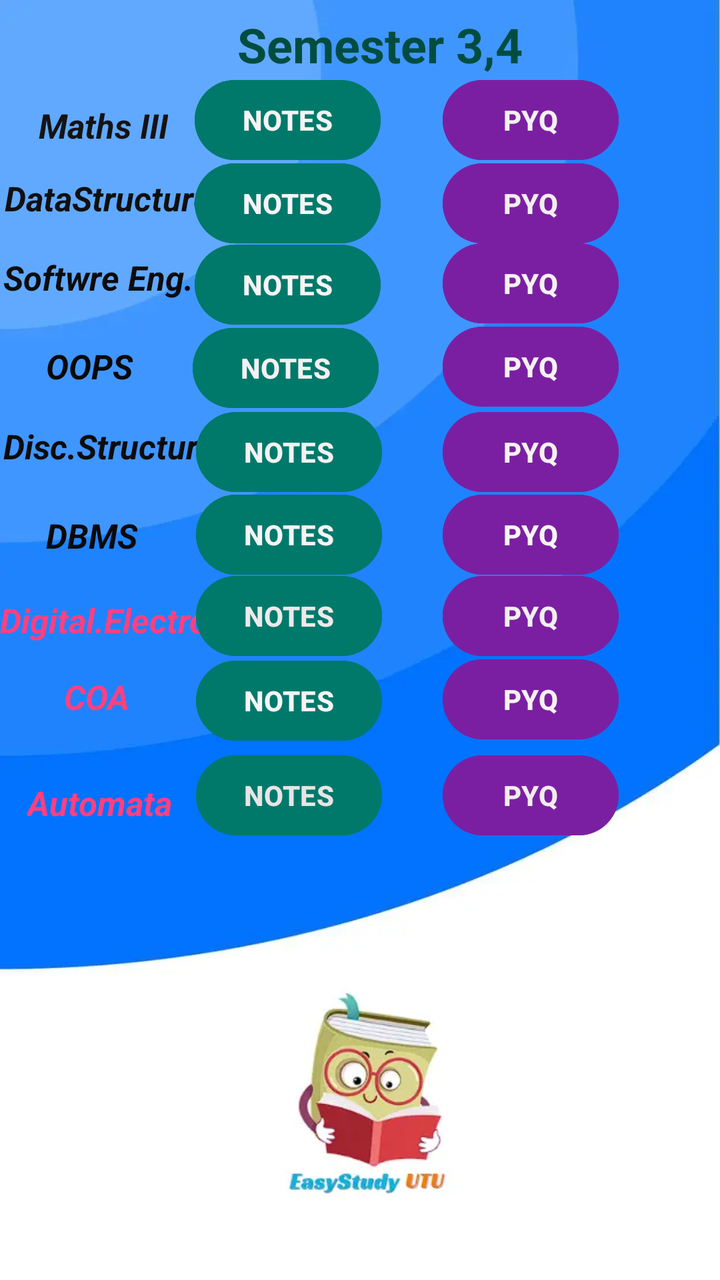
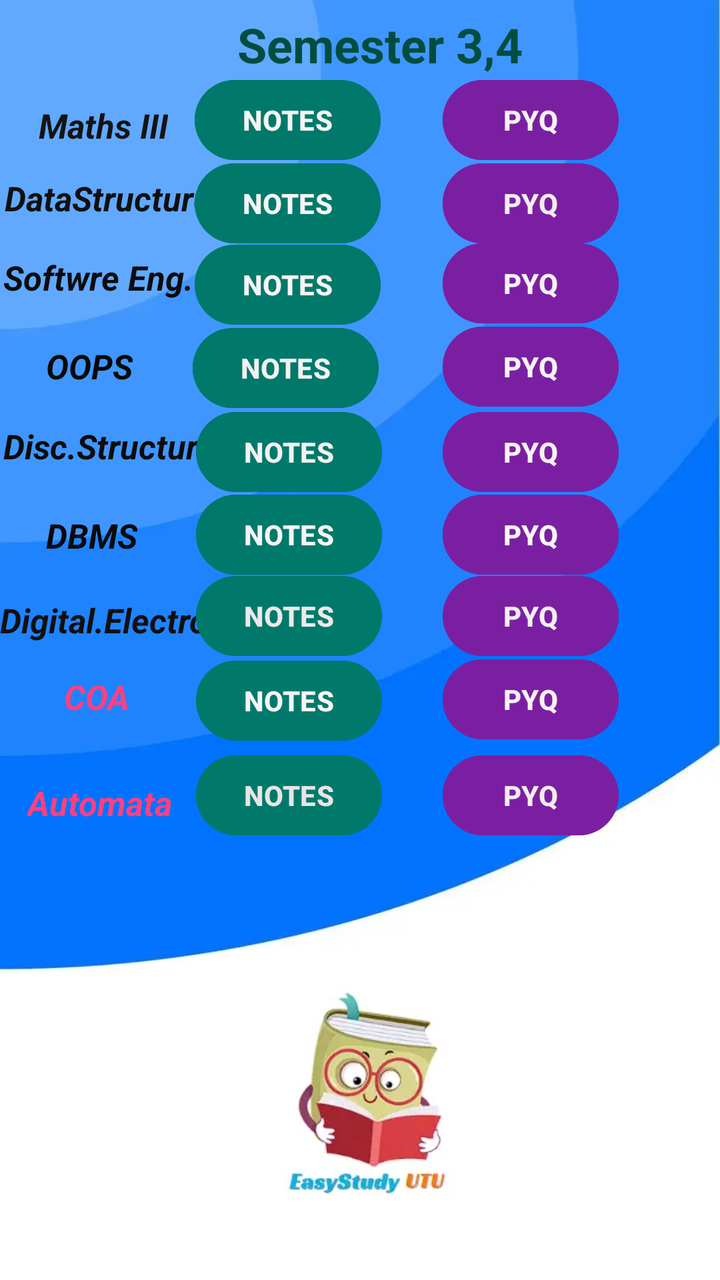

Two renders of the same Android screen: before a commit and after it. Below are the layout's source before the change and the commit's diff.
<!-- AndroidManifest.xml: application theme Theme.EasyStudyUTU -->
<!-- res/layout/activity_second_year.xml -->
<?xml version="1.0" encoding="utf-8"?>
<androidx.constraintlayout.widget.ConstraintLayout xmlns:android="http://schemas.android.com/apk/res/android"
    xmlns:app="http://schemas.android.com/apk/res-auto"
    xmlns:tools="http://schemas.android.com/tools"
    android:layout_width="match_parent"
    android:layout_height="match_parent"
    android:background="@drawable/background2"
    tools:context=".SecondYear">

    <TextView
        android:id="@+id/textView11"
        android:layout_width="wrap_content"
        android:layout_height="wrap_content"
        android:backgroundTint="#DFD6E1"
        android:text="Semester 3,4"
        android:textColor="#004D40"
        android:textSize="24dp"
        android:textStyle="bold"
        app:layout_constraintBottom_toBottomOf="parent"
        app:layout_constraintEnd_toEndOf="parent"
        app:layout_constraintHorizontal_bias="0.546"
        app:layout_constraintStart_toStartOf="parent"
        app:layout_constraintTop_toTopOf="parent"
        app:layout_constraintVertical_bias="0.01" />

    <ImageView
        android:id="@+id/imageView5"
        android:layout_width="160dp"
        android:layout_height="147dp"
        app:layout_constraintBottom_toBottomOf="parent"
        app:layout_constraintEnd_toEndOf="parent"
        app:layout_constraintHorizontal_bias="0.498"
        app:layout_constraintStart_toStartOf="parent"
        app:layout_constraintTop_toTopOf="parent"
        app:layout_constraintVertical_bias="0.972"
        app:srcCompat="@drawable/applogo" />

    <TextView
        android:id="@+id/textView12"
        android:layout_width="wrap_content"
        android:layout_height="wrap_content"
        android:text="Maths III"
        android:textColor="#141313"
        android:textSize="17dp"
        android:textStyle="bold|italic"
        app:layout_constraintBottom_toBottomOf="parent"
        app:layout_constraintEnd_toEndOf="parent"
        app:layout_constraintHorizontal_bias="0.066"
        app:layout_constraintStart_toStartOf="parent"
        app:layout_constraintTop_toTopOf="parent"
        app:layout_constraintVertical_bias="0.083" />

    <TextView
        android:id="@+id/textView13"
        android:layout_width="106dp"
        android:layout_height="27dp"
        android:text="DataStructure"
        android:textColor="#101010"
        android:textSize="17dp"
        android:textStyle="bold|italic"
        app:layout_constraintBottom_toBottomOf="parent"
        app:layout_constraintEnd_toEndOf="parent"
        app:layout_constraintHorizontal_bias="0.009"
        app:layout_constraintStart_toStartOf="parent"
        app:layout_constraintTop_toTopOf="parent"
        app:layout_constraintVertical_bias="0.143" />

    <Button
        android:id="@+id/math3notes"
        android:layout_width="wrap_content"
        android:layout_height="wrap_content"
        android:backgroundTint="#00796B"
        android:text="NOTES"
        android:textColor="#F6F3F3"
        android:textStyle="bold"
        app:layout_constraintBottom_toBottomOf="parent"
        app:layout_constraintEnd_toEndOf="parent"
        app:layout_constraintHorizontal_bias="0.364"
        app:layout_constraintStart_toStartOf="parent"
        app:layout_constraintTop_toTopOf="parent"
        app:layout_constraintVertical_bias="0.061" />

    <Button
        android:id="@+id/math3pyq"
        android:layout_width="wrap_content"
        android:layout_height="wrap_content"
        android:backgroundTint="#7B1FA2"
        android:text="PYQ"
        android:textColor="#F4F1F1"
        android:textStyle="bold"
        app:layout_constraintBottom_toBottomOf="parent"
        app:layout_constraintEnd_toEndOf="parent"
        app:layout_constraintHorizontal_bias="0.814"
        app:layout_constraintStart_toStartOf="parent"
        app:layout_constraintTop_toTopOf="parent"
        app:layout_constraintVertical_bias="0.061" />

    <Button
        android:id="@+id/dsanotes"
        android:layout_width="wrap_content"
        android:layout_height="wrap_content"
        android:backgroundTint="#00796B"
        android:text="NOTES"
        android:textColor="#F6F4F4"
        android:textStyle="bold"
        app:layout_constraintBottom_toBottomOf="parent"
        app:layout_constraintEnd_toEndOf="parent"
        app:layout_constraintHorizontal_bias="0.364"
        app:layout_constraintStart_toStartOf="parent"
        app:layout_constraintTop_toTopOf="parent"
        app:layout_constraintVertical_bias="0.131" />

    <Button
        android:id="@+id/dsapyq"
        android:layout_width="wrap_content"
        android:layout_height="wrap_content"
        android:backgroundTint="#7B1FA2"
        android:text="PYQ"
        android:textColor="#F1EEEE"
        android:textStyle="bold"
        app:layout_constraintBottom_toBottomOf="parent"
        app:layout_constraintEnd_toEndOf="parent"
        app:layout_constraintHorizontal_bias="0.814"
        app:layout_constraintStart_toStartOf="parent"
        app:layout_constraintTop_toTopOf="parent"
        app:layout_constraintVertical_bias="0.131" />

    <TextView
        android:id="@+id/textView14"
        android:layout_width="wrap_content"
        android:layout_height="wrap_content"
        android:text="Softwre Eng."
        android:textColor="#0D0C0D"
        android:textSize="17dp"
        android:textStyle="bold|italic"
        app:layout_constraintBottom_toBottomOf="parent"
        app:layout_constraintEnd_toEndOf="parent"
        app:layout_constraintHorizontal_bias="0.006"
        app:layout_constraintStart_toStartOf="parent"
        app:layout_constraintTop_toTopOf="parent"
        app:layout_constraintVertical_bias="0.206" />

    <Button
        android:id="@+id/softwarenotes"
        android:layout_width="wrap_content"
        android:layout_height="wrap_content"
        android:backgroundTint="#00796B"
        android:text="NOTES"
        android:textColor="#F8F4F4"
        android:textStyle="bold"
        app:layout_constraintBottom_toBottomOf="parent"
        app:layout_constraintEnd_toEndOf="parent"
        app:layout_constraintHorizontal_bias="0.364"
        app:layout_constraintStart_toStartOf="parent"
        app:layout_constraintTop_toTopOf="parent"
        app:layout_constraintVertical_bias="0.2" />

    <Button
        android:id="@+id/softwarepyq"
        android:layout_width="wrap_content"
        android:layout_height="wrap_content"
        android:backgroundTint="#7B1FA2"
        android:text="PYQ"
        android:textColor="#F4F2F2"
        android:textStyle="bold"
        app:layout_constraintBottom_toBottomOf="parent"
        app:layout_constraintEnd_toEndOf="parent"
        app:layout_constraintHorizontal_bias="0.814"
        app:layout_constraintStart_toStartOf="parent"
        app:layout_constraintTop_toTopOf="parent"
        app:layout_constraintVertical_bias="0.199" />

    <TextView
        android:id="@+id/textView15"
        android:layout_width="wrap_content"
        android:layout_height="wrap_content"
        android:text="OOPS"
        android:textColor="#090909"
        android:textSize="17dp"
        android:textStyle="bold|italic"
        app:layout_constraintBottom_toBottomOf="parent"
        app:layout_constraintEnd_toEndOf="parent"
        app:layout_constraintHorizontal_bias="0.073"
        app:layout_constraintStart_toStartOf="parent"
        app:layout_constraintTop_toTopOf="parent"
        app:layout_constraintVertical_bias="0.278" />

    <Button
        android:id="@+id/oopsnotes"
        android:layout_width="wrap_content"
        android:layout_height="wrap_content"
        android:backgroundTint="#00796B"
        android:text="NOTES"
        android:textColor="#F4F1F1"
        android:textStyle="bold"
        app:layout_constraintBottom_toBottomOf="parent"
        app:layout_constraintEnd_toEndOf="parent"
        app:layout_constraintHorizontal_bias="0.361"
        app:layout_constraintStart_toStartOf="parent"
        app:layout_constraintTop_toTopOf="parent"
        app:layout_constraintVertical_bias="0.27" />

    <Button
        android:id="@+id/oopspyq"
        android:layout_width="wrap_content"
        android:layout_height="wrap_content"
        android:backgroundTint="#7B1FA2"
        android:text="PYQ"
        android:textColor="#F6F3F3"
        android:textStyle="bold"
        app:layout_constraintBottom_toBottomOf="parent"
        app:layout_constraintEnd_toEndOf="parent"
        app:layout_constraintHorizontal_bias="0.814"
        app:layout_constraintStart_toStartOf="parent"
        app:layout_constraintTop_toTopOf="parent"
        app:layout_constraintVertical_bias="0.269" />

    <TextView
        android:id="@+id/textView16"
        android:layout_width="wrap_content"
        android:layout_height="wrap_content"
        android:text="Disc.Structure"
        android:textColor="#0D0C0C"
        android:textSize="17dp"
        android:textStyle="bold|italic"
        app:layout_constraintBottom_toBottomOf="parent"
        app:layout_constraintEnd_toEndOf="parent"
        app:layout_constraintHorizontal_bias="0.006"
        app:layout_constraintStart_toStartOf="parent"
        app:layout_constraintTop_toTopOf="parent"
        app:layout_constraintVertical_bias="0.343" />

    <Button
        android:id="@+id/discretenotes"
        android:layout_width="wrap_content"
        android:layout_height="wrap_content"
        android:backgroundTint="#00796B"
        android:text="NOTES"
        android:textColor="#F4F1F1"
        android:textStyle="bold"
        app:layout_constraintBottom_toBottomOf="parent"
        app:layout_constraintEnd_toEndOf="parent"
        app:layout_constraintHorizontal_bias="0.367"
        app:layout_constraintStart_toStartOf="parent"
        app:layout_constraintTop_toTopOf="parent"
        app:layout_constraintVertical_bias="0.341" />

    <Button
        android:id="@+id/discretepyq"
        android:layout_width="wrap_content"
        android:layout_height="wrap_content"
        android:backgroundTint="#7B1FA2"
        android:text="PYQ"
        android:textColor="#F8F2F2"
        android:textStyle="bold"
        app:layout_constraintBottom_toBottomOf="parent"
        app:layout_constraintEnd_toEndOf="parent"
        app:layout_constraintHorizontal_bias="0.814"
        app:layout_constraintStart_toStartOf="parent"
        app:layout_constraintTop_toTopOf="parent"
        app:layout_constraintVertical_bias="0.341" />

    <TextView
        android:id="@+id/textView17"
        android:layout_width="wrap_content"
        android:layout_height="wrap_content"
        android:text="DBMS"
        android:textColor="#0B0A0B"
        android:textSize="17dp"
        android:textStyle="bold|italic"
        app:layout_constraintBottom_toBottomOf="parent"
        app:layout_constraintEnd_toEndOf="parent"
        app:layout_constraintHorizontal_bias="0.073"
        app:layout_constraintStart_toStartOf="parent"
        app:layout_constraintTop_toTopOf="parent"
        app:layout_constraintVertical_bias="0.415" />

    <Button
        android:id="@+id/dbmsnotes"
        android:layout_width="wrap_content"
        android:layout_height="wrap_content"
        android:backgroundTint="#00796B"
        android:text="NOTES"
        android:textColor="#F6F4F4"
        android:textStyle="bold"
        app:layout_constraintBottom_toBottomOf="parent"
        app:layout_constraintEnd_toEndOf="parent"
        app:layout_constraintHorizontal_bias="0.367"
        app:layout_constraintStart_toStartOf="parent"
        app:layout_constraintTop_toTopOf="parent"
        app:layout_constraintVertical_bias="0.411" />

    <Button
        android:id="@+id/dbmspyq"
        android:layout_width="wrap_content"
        android:layout_height="wrap_content"
        android:backgroundTint="#7B1FA2"
        android:text="PYQ"
        android:textColor="#F8F6F6"
        android:textStyle="bold"
        app:layout_constraintBottom_toBottomOf="parent"
        app:layout_constraintEnd_toEndOf="parent"
        app:layout_constraintHorizontal_bias="0.814"
        app:layout_constraintStart_toStartOf="parent"
        app:layout_constraintTop_toTopOf="parent"
        app:layout_constraintVertical_bias="0.411" />

    <TextView
        android:id="@+id/textView18"
        android:layout_width="wrap_content"
        android:layout_height="wrap_content"
        android:text="Digital.Electro"
        android:textColor="#FF4081"
        android:textSize="17dp"
        android:textStyle="bold|italic"
        app:layout_constraintBottom_toBottomOf="parent"
        app:layout_constraintEnd_toEndOf="parent"
        app:layout_constraintHorizontal_bias="0.0"
        app:layout_constraintStart_toStartOf="parent"
        app:layout_constraintTop_toTopOf="parent"
        app:layout_constraintVertical_bias="0.484" />

    <Button
        android:id="@+id/digitalelectronotes"
        android:layout_width="wrap_content"
        android:layout_height="wrap_content"
        android:backgroundTint="#00796B"
        android:text="NOTES"
        android:textColor="#EDE9E9"
        android:textStyle="bold"
        app:layout_constraintBottom_toBottomOf="parent"
        app:layout_constraintEnd_toEndOf="parent"
        app:layout_constraintHorizontal_bias="0.367"
        app:layout_constraintStart_toStartOf="parent"
        app:layout_constraintTop_toTopOf="parent"
        app:layout_constraintVertical_bias="0.48" />

    <Button
        android:id="@+id/digitalelectropyq"
        android:layout_width="wrap_content"
        android:layout_height="wrap_content"
        android:backgroundTint="#7B1FA2"
        android:text="PYQ"
        android:textColor="#F1EFEF"
        android:textStyle="bold"
        app:layout_constraintBottom_toBottomOf="parent"
        app:layout_constraintEnd_toEndOf="parent"
        app:layout_constraintHorizontal_bias="0.814"
        app:layout_constraintStart_toStartOf="parent"
        app:layout_constraintTop_toTopOf="parent"
        app:layout_constraintVertical_bias="0.48" />

    <TextView
        android:id="@+id/textView19"
        android:layout_width="wrap_content"
        android:layout_height="wrap_content"
        android:text="COA"
        android:textColor="#FF4081"
        android:textSize="17dp"
        android:textStyle="bold|italic"
        app:layout_constraintBottom_toBottomOf="parent"
        app:layout_constraintEnd_toEndOf="parent"
        app:layout_constraintHorizontal_bias="0.098"
        app:layout_constraintStart_toStartOf="parent"
        app:layout_constraintTop_toTopOf="parent"
        app:layout_constraintVertical_bias="0.546" />

    <Button
        android:id="@+id/coanotes"
        android:layout_width="wrap_content"
        android:layout_height="wrap_content"
        android:backgroundTint="#00796B"
        android:text="NOTES"
        android:textColor="#F6F5F5"
        android:textStyle="bold"
        app:layout_constraintBottom_toBottomOf="parent"
        app:layout_constraintEnd_toEndOf="parent"
        app:layout_constraintHorizontal_bias="0.367"
        app:layout_constraintStart_toStartOf="parent"
        app:layout_constraintTop_toTopOf="parent"
        app:layout_constraintVertical_bias="0.551" />

    <TextView
        android:id="@+id/textView20"
        android:layout_width="wrap_content"
        android:layout_height="wrap_content"
        android:text="Automata"
        android:textColor="#FF4081"
        android:textSize="17dp"
        android:textStyle="bold|italic"
        app:layout_constraintBottom_toBottomOf="parent"
        app:layout_constraintEnd_toEndOf="parent"
        app:layout_constraintHorizontal_bias="0.047"
        app:layout_constraintStart_toStartOf="parent"
        app:layout_constraintTop_toTopOf="parent"
        app:layout_constraintVertical_bias="0.632" />

    <Button
        android:id="@+id/coapyq"
        android:layout_width="wrap_content"
        android:layout_height="wrap_content"
        android:backgroundTint="#7B1FA2"
        android:text="PYQ"
        android:textColor="#F6F2F2"
        android:textStyle="bold"
        app:layout_constraintBottom_toBottomOf="parent"
        app:layout_constraintEnd_toEndOf="parent"
        app:layout_constraintHorizontal_bias="0.814"
        app:layout_constraintStart_toStartOf="parent"
        app:layout_constraintTop_toTopOf="parent"
        app:layout_constraintVertical_bias="0.55" />

    <Button
        android:id="@+id/automatanotes"
        android:layout_width="wrap_content"
        android:layout_height="wrap_content"
        android:backgroundTint="#00796B"
        android:text="NOTES"
        android:textColor="#E8E4E4"
        android:textStyle="bold"
        app:layout_constraintBottom_toBottomOf="parent"
        app:layout_constraintEnd_toEndOf="parent"
        app:layout_constraintHorizontal_bias="0.367"
        app:layout_constraintStart_toStartOf="parent"
        app:layout_constraintTop_toTopOf="parent"
        app:layout_constraintVertical_bias="0.631" />

    <Button
        android:id="@+id/automatapyq"
        android:layout_width="wrap_content"
        android:layout_height="wrap_content"
        android:backgroundTint="#7B1FA2"
        android:text="PYQ"
        android:textColor="#F1EDED"
        android:textStyle="bold"
        app:layout_constraintBottom_toBottomOf="parent"
        app:layout_constraintEnd_toEndOf="parent"
        app:layout_constraintHorizontal_bias="0.814"
        app:layout_constraintStart_toStartOf="parent"
        app:layout_constraintTop_toTopOf="parent"
        app:layout_constraintVertical_bias="0.631" />

</androidx.constraintlayout.widget.ConstraintLayout>
<!-- resources referenced by this layout -->
<resources>
  <!-- drawable applogo: webp bitmap (drawable, 4716 bytes) -->
  <!-- drawable background2: webp bitmap (drawable, 6770 bytes) -->
  <style name="Theme.EasyStudyUTU" parent="Base.Theme.EasyStudyUTU" />
  <style name="Base.Theme.EasyStudyUTU" parent="Theme.Material3.DayNight.NoActionBar">
          
          
      </style>
</resources>

<!-- the commit's change to res/layout/activity_second_year.xml (unified diff, before → after) -->
@@ -310,7 +310,7 @@
         android:layout_width="wrap_content"
         android:layout_height="wrap_content"
         android:text="Digital.Electro"
-        android:textColor="#FF4081"
+        android:textColor="#101010"
         android:textSize="17dp"
         android:textStyle="bold|italic"
         app:layout_constraintBottom_toBottomOf="parent"
